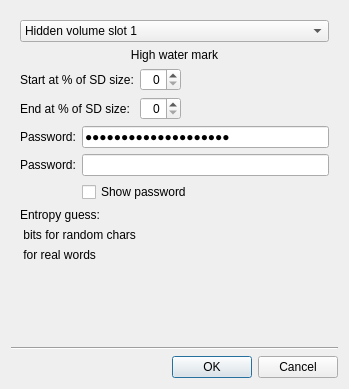
Nitrokey/nitrokey-app, file ui/stick20hiddenvolumedialog.ui: the form before one commit.
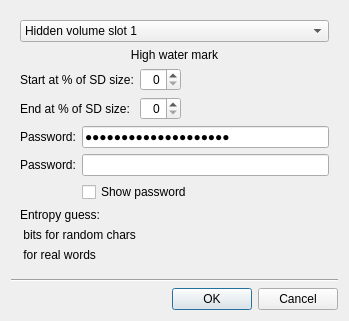
The form after the commit. Icons and pictures are not drawn.

```diff
--- a/ui/stick20hiddenvolumedialog.ui
+++ b/ui/stick20hiddenvolumedialog.ui
@@ -7,7 +7,7 @@
     <x>0</x>
     <y>0</y>
     <width>349</width>
-    <height>389</height>
+    <height>321</height>
    </rect>
   </property>
   <property name="sizePolicy">
```
Left out of the diff: 4 changed lines with no effect on the pictures.
